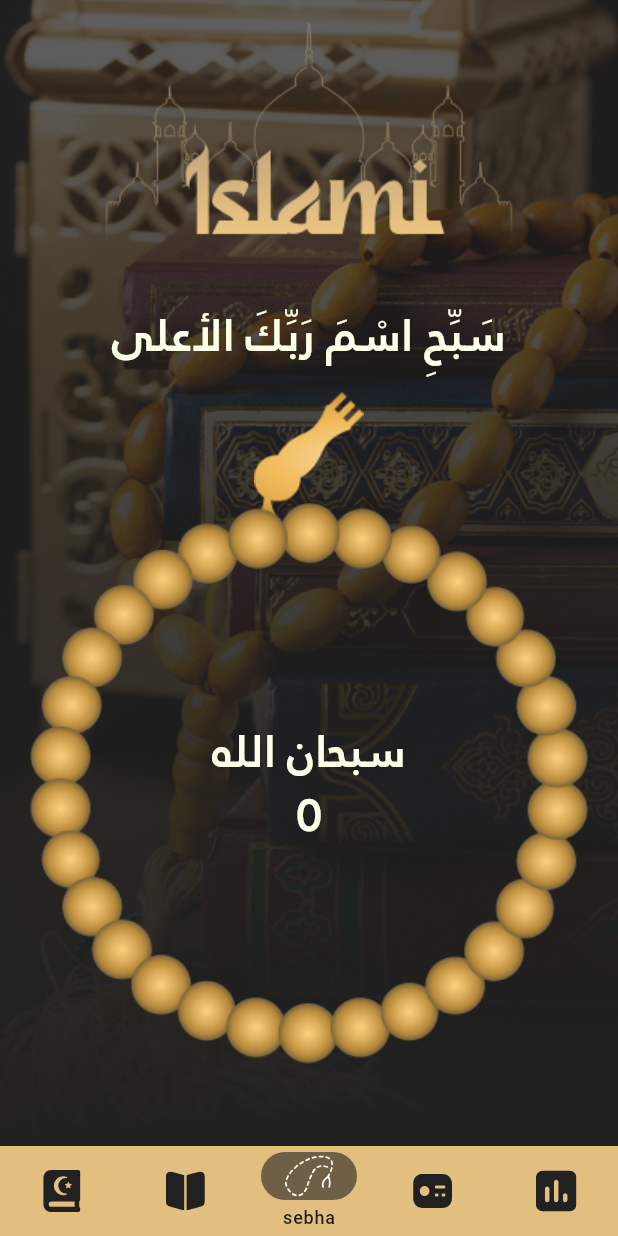
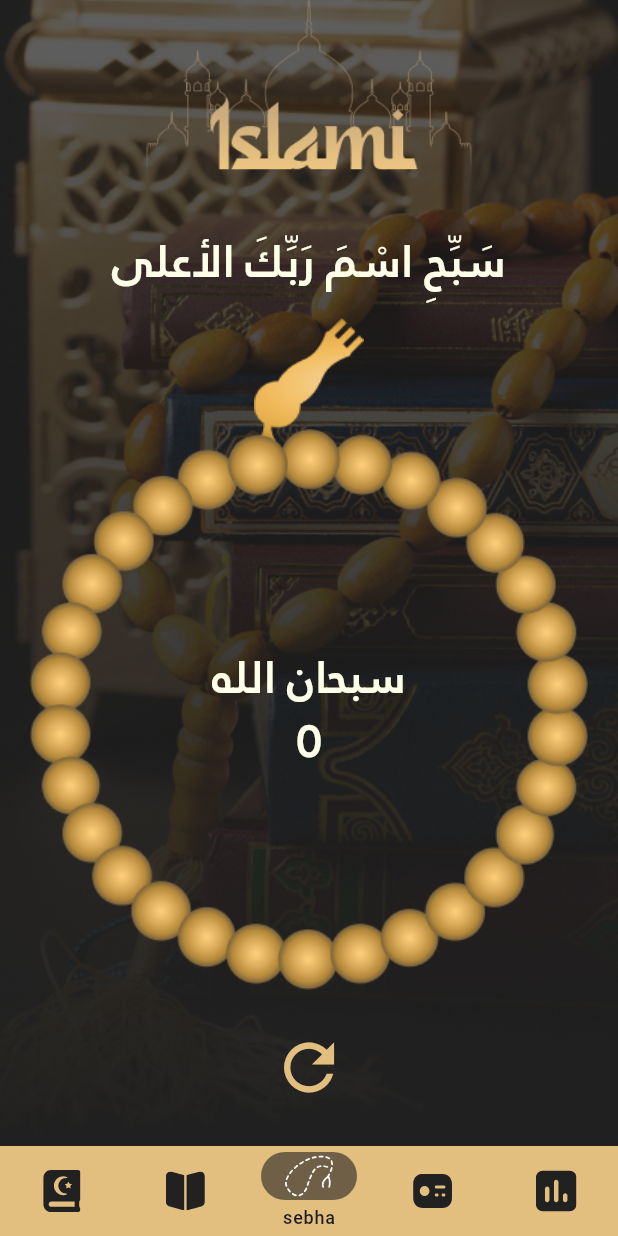
Before and after one commit to ahmed43ban/Islami-App, a Flutter app: the HomeScreen screen opened by its route, item 3 of the bottom bar chosen, on a phone screen of 412 x 824 dp. Run offline on Flutter 3.47's test engine with Material 3 defaults, Android fonts, the phone set to English and light mode, and no system bars; our stand-ins replace flutter_svg, shared_preferences; accounts and stored records are empty.

Commit message:
+use prefsHelper.dart to mostrecentlist +use prefsHelper.dart to SebhaTab.dart counter and zekr +finish all app except Timetab and RadioTab

```diff
--- a/lib/main.dart
+++ b/lib/main.dart
@@ -11,7 +11,7 @@ import 'package:islami/ui/sura_details/screen/suradetails_screen.dart';
 Future<void> main() async {
   WidgetsFlutterBinding.ensureInitialized();
   SystemChrome.setSystemUIOverlayStyle(SystemUiOverlayStyle.light);
-  await PerfHelper.init();
+  await PrefHelper.init();
   runApp(const MyApp());
 }
 
--- a/lib/style/prefsHelper.dart
+++ b/lib/style/prefsHelper.dart
@@ -1,6 +1,8 @@
+import 'package:islami/model/SuraModel.dart';
+import 'package:islami/style/Constant.dart';
 import 'package:shared_preferences/shared_preferences.dart';
 
-class PerfHelper {
+class PrefHelper {
   // Obtain shared preferences.
  static late SharedPreferences prefs;
  static init() async {
@@ -16,11 +18,32 @@ class PerfHelper {
   await prefs.setString('action', 'Start');
 // Save an list of strings to 'items' key.
   await prefs.setStringList('items', <String>['Earth', 'Moon', 'Sun']);*/
-  static addRecentList(){
-
+  static saveCounter(int sebhaConter){
+    prefs.setInt("sebhanum", sebhaConter);
   }
-  static getRecentList(){
-
+  static int getCounter(){
+    int count = prefs.getInt("sebhanum") ?? 0;
+    return count;
+  }
+  static saveTimeZekr(int time){
+    prefs.setInt("time", time);
+  }
+  static int getTimeZekr(){
+    int time = prefs.getInt("time") ??0;
+    return time;
+  }
+  static addRecentList(List<SuraModel>mostRcentList){
+    List<String> MostStringList= mostRcentList.map((Sura)=>Sura.suraNameEn).toList();
+    prefs.setStringList("mostRecent", MostStringList);
+  }
+  static List<SuraModel> getRecentList(){
+    List<String> MostStringList= prefs.getStringList("mostRecent")?? [];
+    List<SuraModel>Mostrecent=[];
+    for(String suraName in MostStringList){
+      SuraModel SuraFound= SuraList.firstWhere((sura)=>sura.suraNameEn==suraName);
+      Mostrecent.add(SuraFound);
+    }
+    return Mostrecent;
   }
   static saveBool(bool onboard){
     prefs.setBool('done', onboard);
--- a/lib/ui/home/tabs/SebhaTab.dart
+++ b/lib/ui/home/tabs/SebhaTab.dart
@@ -1,5 +1,6 @@
 import 'package:flutter/material.dart';
 import 'package:islami/style/StringsManger.dart';
+import 'package:islami/style/prefsHelper.dart';
 
 import '../../../style/assetsmanger.dart';
 import '../../../style/colorsmanger.dart';
@@ -13,13 +14,19 @@ class _SebhatabState extends State<Sebhatab> {
   int time = 0;
   int sebhaConter = 0;
   double rotation = 0.0;
-  //String currentZekr = StringsManger.firstZekr;
   List<String> currentzekr = [
     StringsManger.firstZekr,
     StringsManger.secondtZekr,
     StringsManger.thirdZekr,
     StringsManger.FourthZekr
   ];
+  @override
+  void initState() {
+    // TODO: implement initState
+    super.initState();
+    time= PrefHelper.getTimeZekr();
+    sebhaConter=PrefHelper.getCounter();
+  }
   @override
   Widget build(BuildContext context) {
     double height = MediaQuery.of(context).size.height;
@@ -30,13 +37,13 @@ class _SebhatabState extends State<Sebhatab> {
               image: AssetImage(AssetsManger.sebhaback), fit: BoxFit.fitWidth)),
       child: SafeArea(
         child: Padding(
-          padding: EdgeInsets.symmetric(horizontal: 20, vertical: 15),
+          padding: EdgeInsets.symmetric(horizontal: 20,),
           child: Column(
             children: [
               Align(
                   alignment: Alignment.center,
                   child: Image.asset(
-                    AssetsManger.logo,
+                    AssetsManger.logo,scale: 1.25,
                   )),
               SizedBox(
                 height: 16,
@@ -99,6 +106,22 @@ class _SebhatabState extends State<Sebhatab> {
                     ),
                   ),
                 ],
+              ),
+              Expanded(
+                child: IconButton(onPressed:(){
+                  setState(() {
+                    time=0;
+                    sebhaConter=0;
+                    PrefHelper.saveCounter(sebhaConter);
+                    PrefHelper.saveTimeZekr(time);
+                  });
+
+                },
+                    icon: Icon(
+                  Icons.refresh_outlined,
+                  color: ColorManger.primary,
+                      size: 50,
+                    )),
               )
             ],
           ),
@@ -115,6 +138,8 @@ class _SebhatabState extends State<Sebhatab> {
         time == 3 ? time = 0 : time++;
         sebhaConter = 0;
       }
+      PrefHelper.saveCounter(sebhaConter);
+      PrefHelper.saveTimeZekr(time);
     });
   }
 
--- a/lib/ui/home/widgets/SuraWidget.dart
+++ b/lib/ui/home/widgets/SuraWidget.dart
@@ -11,7 +11,7 @@ class Surawidget extends StatelessWidget {
 
   @override
   Widget build(BuildContext context) {
-    return GestureDetector(
+    return InkWell(
       onTap: () {
         addToRecent();
         Navigator.pushNamed(context, SuradetailsScreen.routName,
--- a/lib/ui/onboarding/screen/onboarding_screen.dart
+++ b/lib/ui/onboarding/screen/onboarding_screen.dart
@@ -129,7 +129,7 @@ class _OnboardingScreenState extends State<OnboardingScreen> {
           curnnetphoto = index;
         });
       }else if (index == 4){
-        PerfHelper.saveBool(true);
+        PrefHelper.saveBool(true);
         Navigator.pushReplacementNamed(context, HomeScreen.routeName);
       }
     } else if (details.primaryVelocity! > 0) {
--- a/lib/ui/splash/screen/splash_screen.dart
+++ b/lib/ui/splash/screen/splash_screen.dart
@@ -21,7 +21,7 @@ class _SplashScreenState extends State<SplashScreen> {
     // TODO: implement initState
     super.initState();
     Timer(Duration(seconds: 2), () {
-      bool onboarding = PerfHelper.getBool();
+      bool onboarding = PrefHelper.getBool();
       onboarding==true
           ?Navigator.pushReplacementNamed(context, HomeScreen.routeName)
           : Navigator.pushReplacementNamed(context, OnboardingScreen.routeName);
```
Also changed, not shown: lib/ui/home/tabs/QuranTab.dart (+15 -2 lines).
